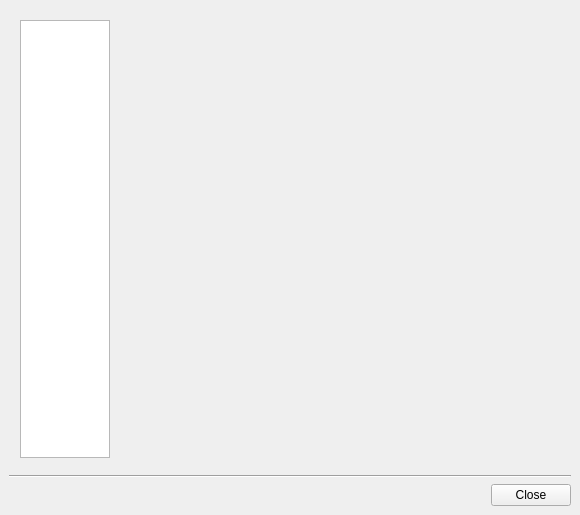
This is PAConsole/res/maindlg.ui in AnarManafov/PoD as Qt 5 draws it before an edit. The edited form follows.
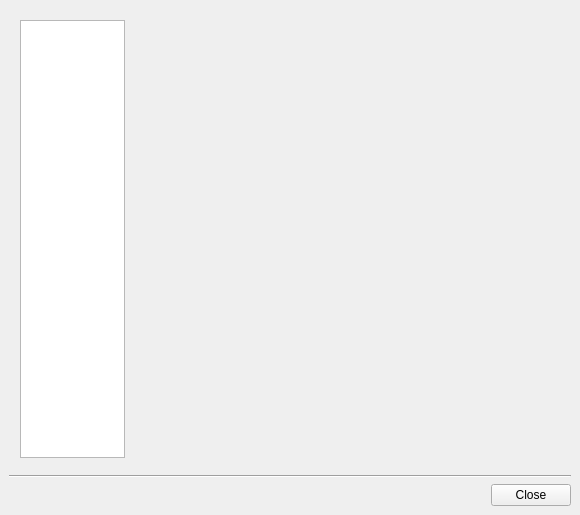
This is the edited form.

Commit message: PAConsole: adjusted layout of controls

The edit to the form file:
```diff
--- a/PAConsole/res/maindlg.ui
+++ b/PAConsole/res/maindlg.ui
@@ -53,13 +53,13 @@
         <widget class="QListWidget" name="contentsWidget" >
          <property name="minimumSize" >
           <size>
-           <width>90</width>
+           <width>105</width>
            <height>0</height>
           </size>
          </property>
          <property name="maximumSize" >
           <size>
-           <width>90</width>
+           <width>105</width>
            <height>16777215</height>
           </size>
          </property>
@@ -75,6 +75,9 @@
            <height>56</height>
           </size>
          </property>
+         <property name="textElideMode" >
+          <enum>Qt::ElideMiddle</enum>
+         </property>
          <property name="resizeMode" >
           <enum>QListView::Adjust</enum>
          </property>
```
Left out of the diff: 2 changed lines with no effect on the pictures.
